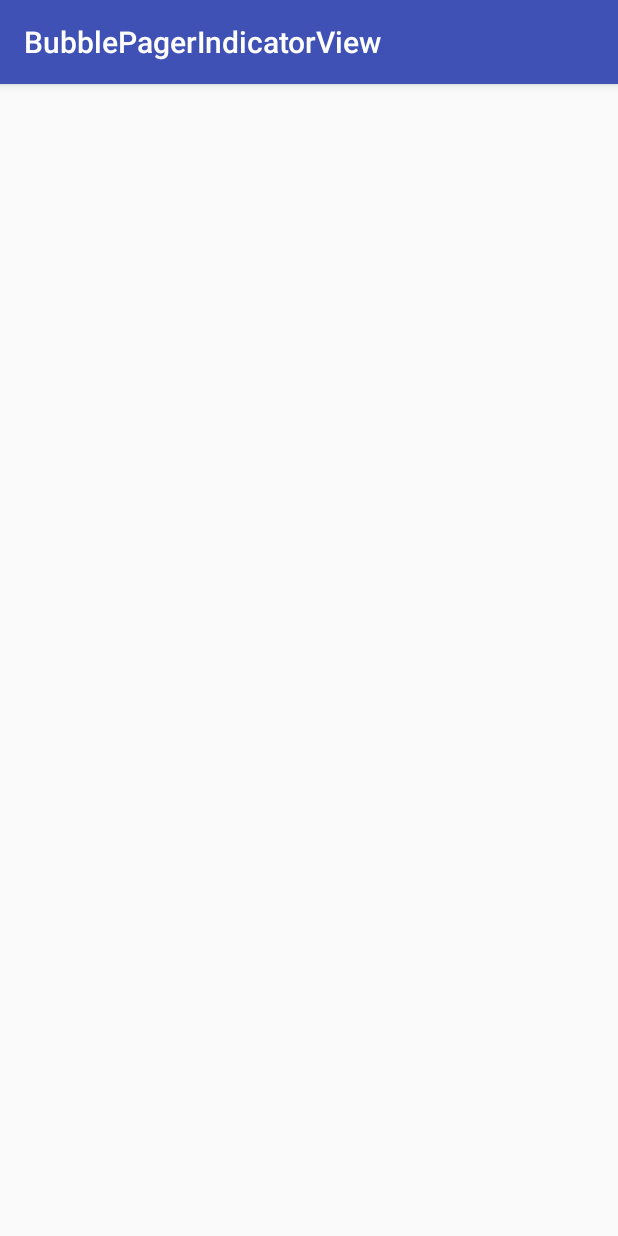
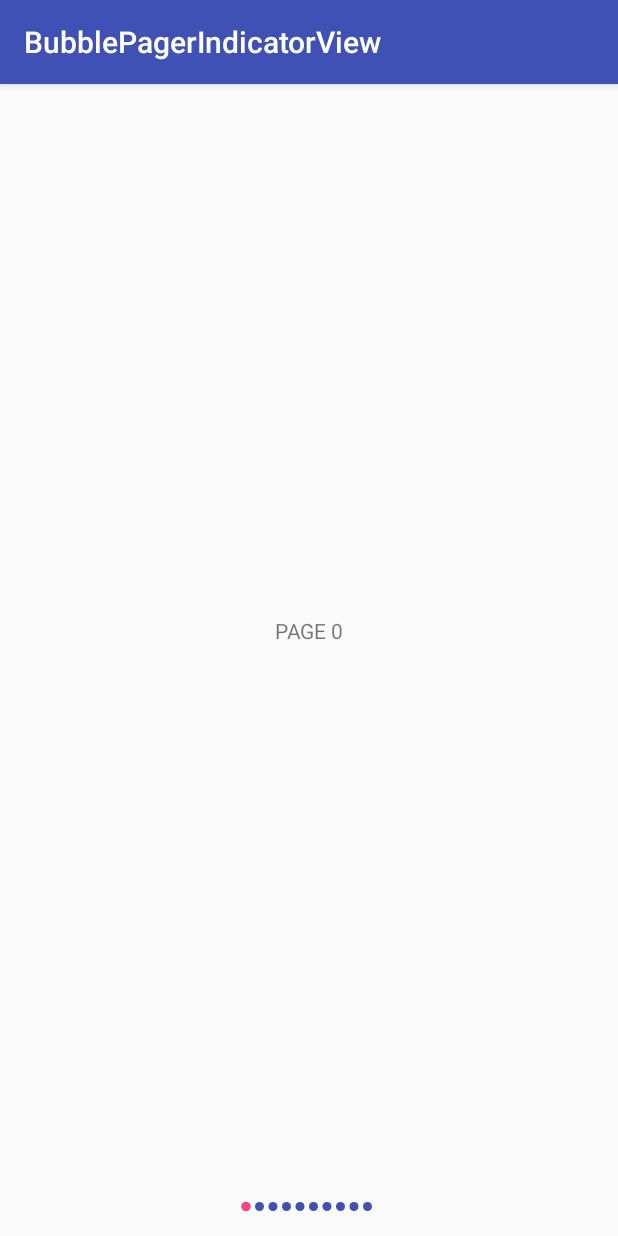
Before and after one commit to shuhart/BubblePagerIndicator, an Android app: the screen it shows after launch (MainActivity), on a phone screen of 412 x 824 dp. Run offline under Robolectric (Android 15) with nearby library versions, the phone set to English and light mode, and no system bars.

Commit message:
add sample

```diff
--- a/sample/src/main/java/com/shuhart/bubblepagerindicator/sample/MainActivity.java
+++ b/sample/src/main/java/com/shuhart/bubblepagerindicator/sample/MainActivity.java
@@ -1,7 +1,10 @@
 package com.shuhart.bubblepagerindicator.sample;
 
+import android.support.v4.view.ViewPager;
 import android.support.v7.app.AppCompatActivity;
 import android.os.Bundle;
+
+import com.shuhart.bubblepagerindicator.BubblePageIndicator;
 
 public class MainActivity extends AppCompatActivity {
 
@@ -9,5 +12,10 @@ public class MainActivity extends AppCompatActivity {
     protected void onCreate(Bundle savedInstanceState) {
         super.onCreate(savedInstanceState);
         setContentView(R.layout.activity_main);
+        ViewPager pager = findViewById(R.id.pager);
+        BubblePageIndicator indicator = findViewById(R.id.indicator);
+        ViewPagerAdapter adapter = new ViewPagerAdapter();
+        pager.setAdapter(adapter);
+        indicator.setViewPager(pager, adapter);
     }
 }
--- /dev/null
+++ b/sample/src/main/java/com/shuhart/bubblepagerindicator/sample/ViewPagerAdapter.java
@@ -0,0 +1,60 @@
+package com.shuhart.bubblepagerindicator.sample;
+
+import android.support.v4.view.PagerAdapter;
+import android.view.Gravity;
+import android.view.View;
+import android.view.ViewGroup;
+import android.widget.TextView;
+
+import com.shuhart.bubblepagerindicator.ViewPagerProvider;
+
+import java.util.ArrayList;
+import java.util.List;
+
+/**
+ * Created by Bogdan Kornev
+ * on 10/19/2017, 11:47 AM.
+ */
+
+public class ViewPagerAdapter extends PagerAdapter implements ViewPagerProvider {
+    private List<String> pages = new ArrayList<String>(){{
+       for (int i = 0; i < 10; i++) {
+           add("PAGE " + i);
+       }
+    }};
+
+
+    @Override
+    public int getCount() {
+        return pages.size();
+    }
+
+    @Override
+    public boolean isViewFromObject(View view, Object object) {
+        return view == object;
+    }
+
+    @Override
+    public void destroyItem(ViewGroup container, int position, Object object) {
+        container.removeView(((View) object));
+    }
+
+    @Override
+    public Object instantiateItem(ViewGroup container, int position) {
+        TextView view = new TextView(container.getContext());
+        view.setText(pages.get(position));
+        view.setGravity(Gravity.CENTER);
+        container.addView(view, new ViewGroup.LayoutParams(ViewGroup.LayoutParams.MATCH_PARENT, ViewGroup.LayoutParams.MATCH_PARENT));
+        return view;
+    }
+
+    @Override
+    public int getRealCount() {
+        return getCount();
+    }
+
+    @Override
+    public int getRealPosition(int position) {
+        return position;
+    }
+}
--- a/sample/src/main/res/layout/activity_main.xml
+++ b/sample/src/main/res/layout/activity_main.xml
@@ -12,12 +12,14 @@
         android:layout_height="wrap_content"
         android:layout_alignParentBottom="true"
         android:layout_centerInParent="true"
+        android:layout_margin="16dp"
         app:fillColor="@color/colorAccent"
         app:pageColor="@color/colorPrimary"
         app:radius="3dp"
         app:strokeWidth="0dp" />
 
     <android.support.v4.view.ViewPager
+        android:id="@+id/pager"
         android:layout_width="match_parent"
         android:layout_height="match_parent"
         android:layout_above="@id/indicator" />
```
